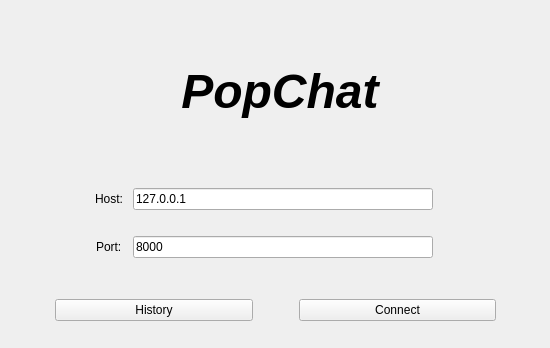
This is src/client/connectForm.ui in RapDoodle/PopChat as Qt 5 draws it before an edit. The edited form follows.
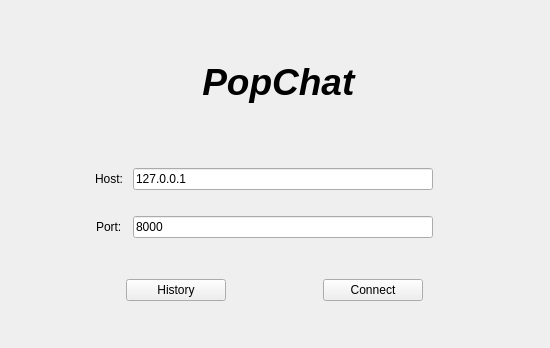
This is the edited form.

Patch:
```diff
--- a/src/client/connectForm.ui
+++ b/src/client/connectForm.ui
@@ -33,7 +33,7 @@
        <property name="font">
         <font>
          <family>Segoe UI</family>
-         <pointsize>36</pointsize>
+         <pointsize>28</pointsize>
          <weight>75</weight>
          <italic>true</italic>
          <bold>true</bold>
@@ -266,7 +266,7 @@
        </property>
        <property name="sizeHint" stdset="0">
         <size>
-         <width>40</width>
+         <width>60</width>
          <height>20</height>
         </size>
        </property>
@@ -274,6 +274,12 @@
      </item>
      <item>
       <widget class="QPushButton" name="historyButton">
+       <property name="maximumSize">
+        <size>
+         <width>100</width>
+         <height>16777215</height>
+        </size>
+       </property>
        <property name="font">
         <font>
          <family>Segoe UI</family>
@@ -305,6 +311,12 @@
      </item>
      <item>
       <widget class="QPushButton" name="connectButton">
+       <property name="maximumSize">
+        <size>
+         <width>100</width>
+         <height>16777215</height>
+        </size>
+       </property>
        <property name="font">
         <font>
          <family>Segoe UI</family>
@@ -328,7 +340,7 @@
        </property>
        <property name="sizeHint" stdset="0">
         <size>
-         <width>40</width>
+         <width>60</width>
          <height>20</height>
         </size>
        </property>
@@ -342,12 +354,12 @@
       <enum>Qt::Vertical</enum>
      </property>
      <property name="sizeType">
-      <enum>QSizePolicy::Fixed</enum>
+      <enum>QSizePolicy::Minimum</enum>
      </property>
      <property name="sizeHint" stdset="0">
       <size>
-       <width>20</width>
-       <height>15</height>
+       <width>30</width>
+       <height>35</height>
       </size>
      </property>
     </spacer>
```
Left out of the diff: 2 changed lines with no effect on the pictures.
